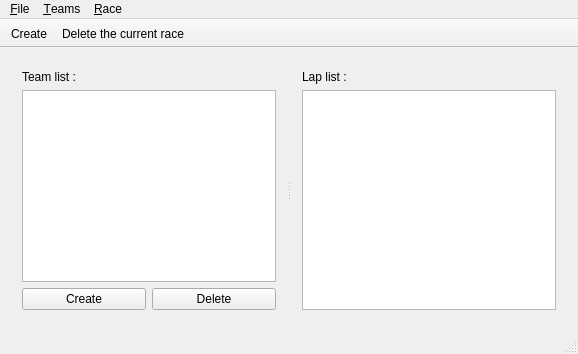
Before: the Qt Designer form MainWindow.ui in xaviermawet/MagneeCuistax2014, drawn with Qt 5.
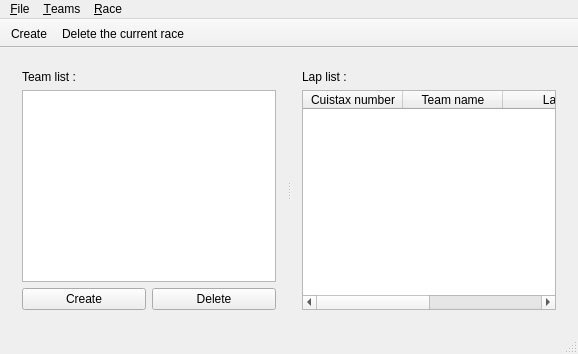
After: the same form once the commit is applied. Icons and pictures are not drawn. Custom widgets are drawn as their Qt base class.

Commit message: Added NTableWidget class (extends QTableWidget)

Diff of the .ui file:
```diff
--- a/MainWindow.ui
+++ b/MainWindow.ui
@@ -12,7 +12,7 @@
       <property name="orientation">
        <enum>Qt::Horizontal</enum>
       </property>
-      <widget class="QWidget" name="">
+      <widget class="QWidget" name="layoutWidget">
        <layout class="QVBoxLayout" name="verticalLayoutTeamList">
         <item>
          <widget class="QLabel" name="labelTeamList">
@@ -60,7 +60,7 @@
         </item>
        </layout>
       </widget>
-      <widget class="QWidget" name="">
+      <widget class="QWidget" name="layoutWidget">
        <layout class="QVBoxLayout" name="verticalLayoutLapList">
         <item>
          <widget class="QLabel" name="labelLapList">
@@ -70,7 +70,40 @@
          </widget>
         </item>
         <item>
-         <widget class="QTableWidget" name="tableWidgetLapList"/>
+         <widget class="NTableWidget" name="tableWidgetLapList">
+          <property name="alternatingRowColors">
+           <bool>true</bool>
+          </property>
+          <property name="selectionMode">
+           <enum>QAbstractItemView::SingleSelection</enum>
+          </property>
+          <property name="selectionBehavior">
+           <enum>QAbstractItemView::SelectRows</enum>
+          </property>
+          <attribute name="verticalHeaderVisible">
+           <bool>false</bool>
+          </attribute>
+          <column>
+           <property name="text">
+            <string>Cuistax number</string>
+           </property>
+          </column>
+          <column>
+           <property name="text">
+            <string>Team name</string>
+           </property>
+          </column>
+          <column>
+           <property name="text">
+            <string>Lap</string>
+           </property>
+          </column>
+          <column>
+           <property name="text">
+            <string>Time</string>
+           </property>
+          </column>
+         </widget>
         </item>
        </layout>
       </widget>
@@ -221,6 +254,13 @@
   </action>
  </widget>
  <layoutdefault spacing="6" margin="11"/>
+ <customwidgets>
+  <customwidget>
+   <class>NTableWidget</class>
+   <extends>QTableWidget</extends>
+   <header location="global">NTableWidget.hpp</header>
+  </customwidget>
+ </customwidgets>
  <resources>
   <include location="Resources.qrc"/>
  </resources>
```
Left out of the diff: 3 changed lines with no effect on the pictures. The commit also changes 3 other files.
